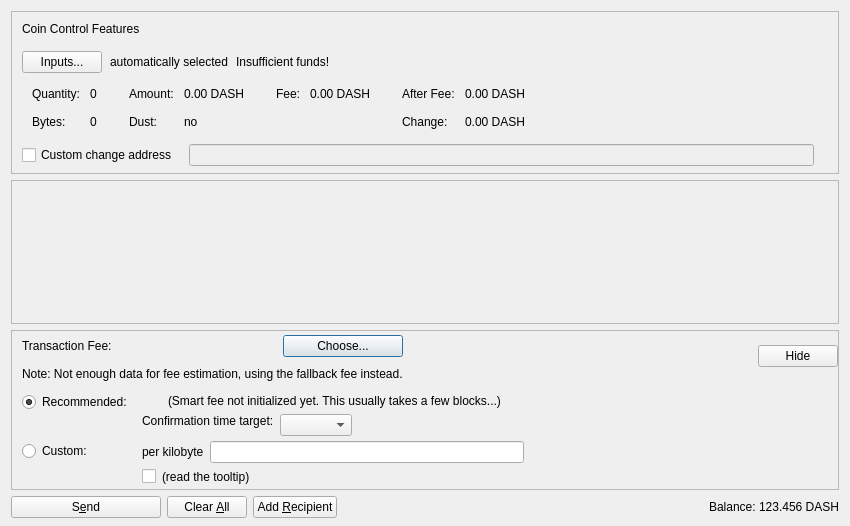
Before: the Qt Designer form src/qt/forms/sendcoinsdialog.ui in xdustinface/dash, drawn with Qt 5.
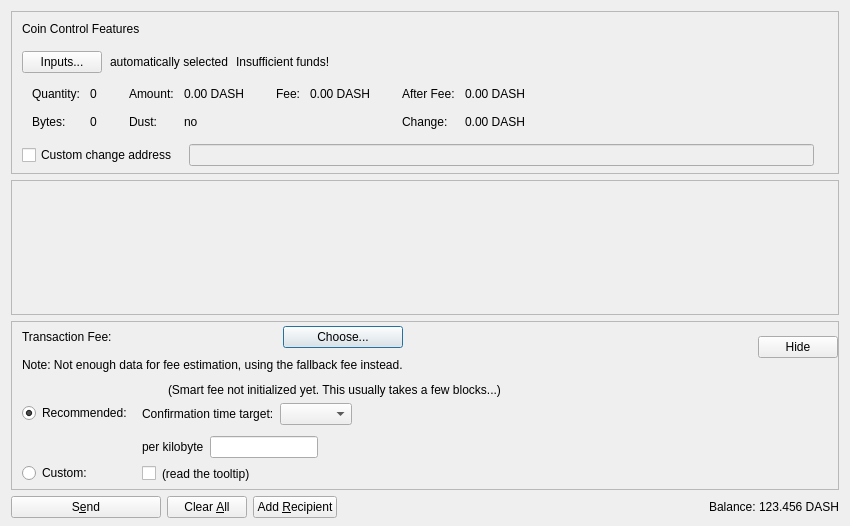
After: the same form once the commit is applied. Custom widgets are drawn as their Qt base class.

Commit message:
qt: Fix some layout issues in SendCoinsDialog's UI file.
- Added some margins for fee selection radio buttons to align them centered to their options
- Removed a weird placed spacer

What changed in the file:
```diff
--- a/src/qt/forms/sendcoinsdialog.ui
+++ b/src/qt/forms/sendcoinsdialog.ui
@@ -778,8 +778,11 @@
                <property name="spacing">
                 <number>6</number>
                </property>
+               <property name="topMargin">
+                <number>3</number>
+               </property>
                <item>
-                <layout class="QHBoxLayout" name="horizontalLayoutFee13">
+                <layout class="QHBoxLayout" name="horizontalLayoutFee13" stretch="0,0,1">
                  <item>
                   <widget class="QLabel" name="labelCustomPerKilobyte">
                    <property name="toolTip">
@@ -855,6 +858,12 @@
              </item>
              <item row="0" column="0">
               <layout class="QVBoxLayout" name="verticalLayoutFee4" stretch="0,1">
+               <property name="topMargin">
+                <number>20</number>
+               </property>
+               <property name="bottomMargin">
+                <number>3</number>
+               </property>
                <item>
                 <widget class="QRadioButton" name="radioSmartFee">
                  <property name="text">
@@ -885,6 +894,9 @@
              </item>
              <item row="1" column="0">
               <layout class="QVBoxLayout" name="verticalLayoutFee9" stretch="0,1">
+               <property name="topMargin">
+                <number>30</number>
+               </property>
                <item>
                 <widget class="QRadioButton" name="radioCustomFee">
                  <property name="text">
@@ -916,7 +928,10 @@
                 <number>6</number>
                </property>
                <property name="topMargin">
-                <number>2</number>
+                <number>0</number>
+               </property>
+               <property name="bottomMargin">
+                <number>3</number>
                </property>
                <item>
                 <layout class="QHBoxLayout" name="horizontalLayoutFee12">
@@ -976,19 +991,6 @@
                      </property>
                     </widget>
                    </item>
-                   <item>
-                    <spacer name="verticalSpacer_3">
-                     <property name="orientation">
-                      <enum>Qt::Vertical</enum>
-                     </property>
-                     <property name="sizeHint" stdset="0">
-                      <size>
-                       <width>1</width>
-                       <height>1</height>
-                      </size>
-                     </property>
-                    </spacer>
-                   </item>
                   </layout>
                  </item>
                  <item>
```
